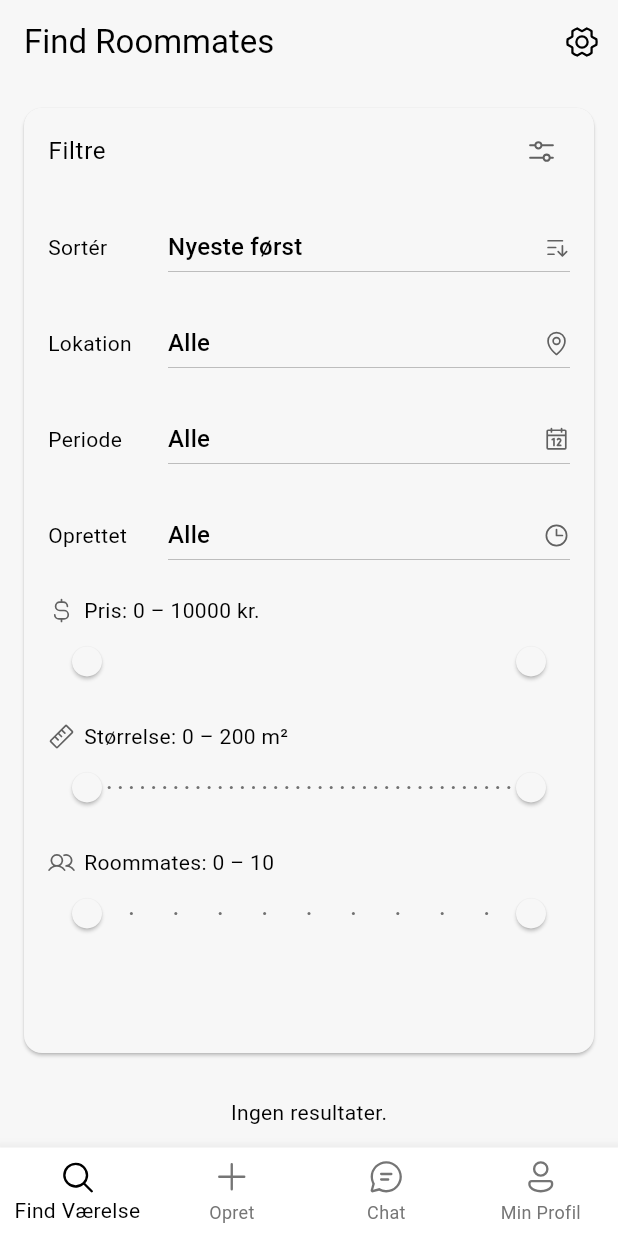
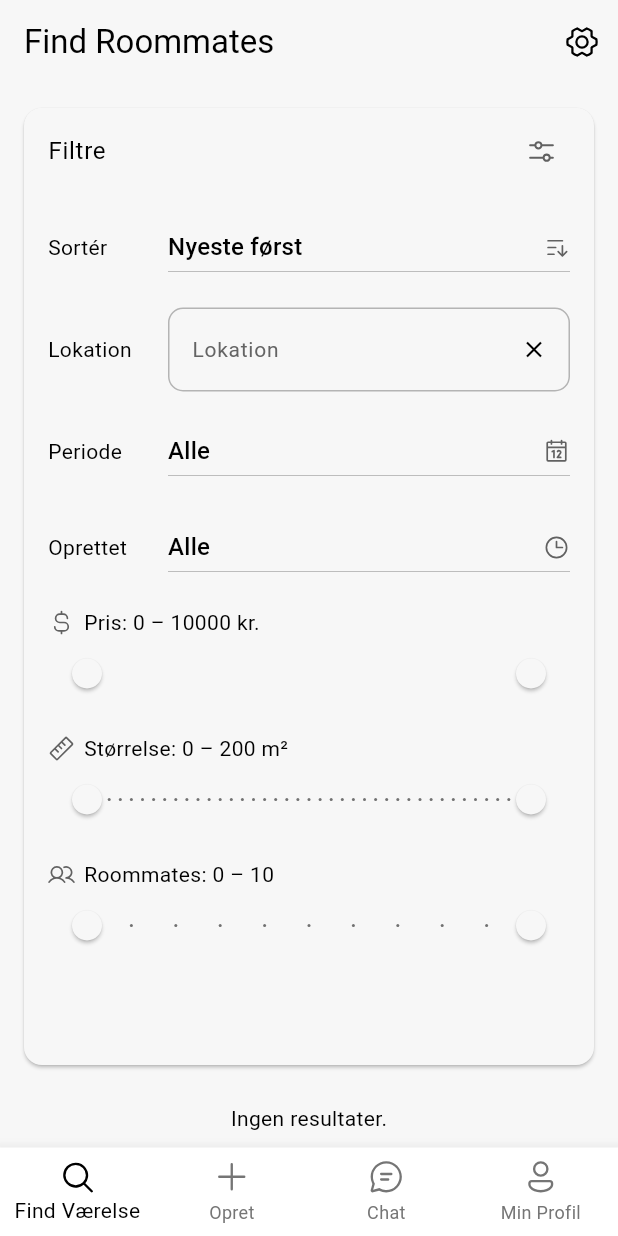
Before and after one commit to AndreasBardram/RoomFinder, a Flutter app: the screen it shows after launch, after a tap on "Filtre", after a tap on "Nulstil filtre", on a phone screen of 412 x 824 dp. Run offline on Flutter 3.47's test engine with Material 3 defaults, Android fonts, the phone set to English and light mode, and no system bars; drawn by our look-alikes of flutter_typeahead; our stand-ins replace cached_network_image, cloud_firestore, firebase_auth, firebase_core, firebase_storage, fluentui_system_icons and 5 more; missing offline and left inert: flutter_firebase_chat_core; accounts and stored records are empty.

Commit message:
filter ok

```diff
--- /dev/null
+++ b/room_finder/lib/components/postcode_filter_field.dart
@@ -0,0 +1,57 @@
+import 'dart:convert';
+import 'package:flutter/material.dart';
+import 'package:flutter_typeahead/flutter_typeahead.dart';
+import 'package:http/http.dart' as http;
+import 'custom_styles.dart';
+
+class PostcodeFilterField extends StatelessWidget {
+  final TextEditingController controller;
+  final ValueChanged<String?> onSelected;
+  const PostcodeFilterField({
+    super.key,
+    required this.controller,
+    required this.onSelected,
+  });
+
+  Future<List<String>> _fetch(String q) async {
+    if (q.isEmpty) return [];
+    final r = await http.get(
+      Uri.https('api.dataforsyningen.dk', '/postnumre/autocomplete', {'q': q}),
+    );
+    if (r.statusCode != 200) return [];
+    return (jsonDecode(r.body) as List)
+        .map<String>((e) => e['tekst'] as String)
+        .toList();
+  }
+
+  @override
+  Widget build(BuildContext context) {
+    return TypeAheadField<String>(
+      controller: controller,
+      suggestionsCallback: _fetch,
+      hideOnEmpty: true,
+      hideOnError: true,
+      builder: (context, c, f) => TextField(
+        controller: c,
+        focusNode: f,
+        decoration: customInputDecoration(labelText: 'Lokation').copyWith(
+          suffixIcon: IconButton(
+            icon: const Icon(Icons.clear, size: 18),
+            onPressed: () {
+              controller.clear();
+              onSelected(null);
+            },
+          ),
+        ),
+        keyboardType: TextInputType.number,
+      ),
+      itemBuilder: (_, s) => ListTile(title: Text(s)),
+      onSelected: onSelected,
+      decorationBuilder: (_, child) => Material(
+        elevation: 4,
+        borderRadius: BorderRadius.circular(10),
+        child: child,
+      ),
+    );
+  }
+}
--- a/room_finder/lib/screens/find_værelse_screen.dart
+++ b/room_finder/lib/screens/find_værelse_screen.dart
@@ -4,6 +4,7 @@ import 'package:phosphor_flutter/phosphor_flutter.dart';
 import '../components/apartment_card.dart';
 import 'mere_information.dart';
 import 'settings_screen.dart';
+import '../components/postcode_filter_field.dart';
 
 Row _ddRow<T>({
   required String label,
@@ -42,6 +43,7 @@ class FindRoommatesScreen extends StatefulWidget {
 }
 
 class _FindRoommatesScreenState extends State<FindRoommatesScreen> {
+  final _locCtl = TextEditingController();
   String _sort = 'Nyeste først';
   String? _location;
   String? _period;
@@ -51,14 +53,19 @@ class _FindRoommatesScreenState extends State<FindRoommatesScreen> {
   static const double _sizeMin = 0, _sizeMax = 200;
   static const int _matesMin = 0, _matesMax = 10;
 
-  RangeValues _price = RangeValues(_priceMin, _priceMax);
-  RangeValues _size = RangeValues(_sizeMin, _sizeMax);
+  RangeValues _price = const RangeValues(_priceMin, _priceMax);
+  RangeValues _size = const RangeValues(_sizeMin, _sizeMax);
   RangeValues _mates = RangeValues(_matesMin.toDouble(), _matesMax.toDouble());
 
   static const _sortChoices = ['Nyeste først', 'Ældst først', 'Pris ↓', 'Pris ↑', 'Størrelse ↓', 'Størrelse ↑'];
-  static const _locations = ['København', 'Østerbro', 'Kongens Lyngby'];
   static const _periods = ['Ubegrænset', '1-3 måneder', '3-6 måneder', '6-12 måneder'];
   static const Map<int, String> _ageChoices = {1: 'Seneste 24 timer', 3: 'Seneste 3 dage', 7: 'Seneste uge', 30: 'Seneste måned'};
+
+  @override
+  void dispose() {
+    _locCtl.dispose();
+    super.dispose();
+  }
 
   Query<Map<String, dynamic>> _buildQuery() {
     Query<Map<String, dynamic>> q = FirebaseFirestore.instance.collection('apartments');
@@ -105,25 +112,25 @@ class _FindRoommatesScreenState extends State<FindRoommatesScreen> {
         '$_location|$_period|$_maxAgeDays|${_price.start}-${_price.end}|${_size.start}-${_size.end}|${_mates.start}-${_mates.end}|$_sort');
     return Scaffold(
       appBar: AppBar(
-        title: Text('Find Roommates'),
+        title: const Text('Find Roommates'),
         actions: [
           IconButton(
             icon: Icon(PhosphorIcons.gearSix()),
-            onPressed: () => Navigator.push(context, MaterialPageRoute(builder: (_) => SettingsScreen())),
+            onPressed: () => Navigator.push(context, MaterialPageRoute(builder: (_) => const SettingsScreen())),
           ),
         ],
       ),
       body: Column(
         children: [
           Card(
-            margin: EdgeInsets.all(16),
+            margin: const EdgeInsets.all(16),
             shape: RoundedRectangleBorder(borderRadius: BorderRadius.circular(12)),
             child: Theme(
               data: Theme.of(context).copyWith(dividerColor: Colors.transparent),
               child: ExpansionTile(
-                title: Text('Filtre', style: TextStyle(fontWeight: FontWeight.normal)),
+                title: const Text('Filtre', style: TextStyle(fontWeight: FontWeight.normal)),
                 trailing: Icon(PhosphorIcons.slidersHorizontal(), color: Colors.grey[700], size: 22),
-                childrenPadding: EdgeInsets.symmetric(horizontal: 16, vertical: 12),
+                childrenPadding: const EdgeInsets.symmetric(horizontal: 16, vertical: 12),
                 children: [
                   _ddRow<String>(
                     label: 'Sortér',
@@ -132,16 +139,20 @@ class _FindRoommatesScreenState extends State<FindRoommatesScreen> {
                     onChanged: (v) => setState(() => _sort = v ?? _sort),
                     phosphorIcon: PhosphorIcons.sortAscending(),
                   ),
-                  SizedBox(height: 16),
-                  _ddRow<String?>(
-                    label: 'Lokation',
-                    value: _location,
-                    allowNull: true,
-                    items: _locations.map((c) => DropdownMenuItem(value: c, child: Text(c))).toList(),
-                    onChanged: (v) => setState(() => _location = v),
-                    phosphorIcon: PhosphorIcons.mapPin(),
+                  const SizedBox(height: 16),
+                  Row(
+                    crossAxisAlignment: CrossAxisAlignment.center,
+                    children: [
+                      const SizedBox(width: 80, child: Text('Lokation')),
+                      Expanded(
+                        child: PostcodeFilterField(
+                          controller: _locCtl,
+                          onSelected: (s) => setState(() => _location = s),
+                        ),
+                      ),
+                    ],
                   ),
-                  SizedBox(height: 16),
+                  const SizedBox(height: 16),
                   _ddRow<String?>(
                     label: 'Periode',
                     value: _period,
@@ -150,7 +161,7 @@ class _FindRoommatesScreenState extends State<FindRoommatesScreen> {
                     onChanged: (v) => setState(() => _period = v),
                     phosphorIcon: PhosphorIcons.calendar(),
                   ),
-                  SizedBox(height: 16),
+                  const SizedBox(height: 16),
                   _ddRow<int?>(
                     label: 'Oprettet',
                     value: _maxAgeDays,
@@ -159,7 +170,7 @@ class _FindRoommatesScreenState extends State<FindRoommatesScreen> {
                     onChanged: (v) => setState(() => _maxAgeDays = v),
                     phosphorIcon: PhosphorIcons.clock(),
                   ),
-                  SizedBox(height: 16),
+                  const SizedBox(height: 16),
                   _buildSliderWithIcon(PhosphorIcons.currencyDollarSimple(), 'Pris', '${_price.start.toInt()} – ${_price.end.toInt()} kr.'),
                   RangeSlider(
                     min: _priceMin,
@@ -169,7 +180,7 @@ class _FindRoommatesScreenState extends State<FindRoommatesScreen> {
                     values: _price,
                     onChanged: (v) => setState(() => _price = v),
                   ),
-                  SizedBox(height: 16),
+                  const SizedBox(height: 16),
                   _buildSliderWithIcon(PhosphorIcons.ruler(), 'Størrelse', '${_size.start.toInt()} – ${_size.end.toInt()} m²'),
                   RangeSlider(
                     min: _sizeMin,
@@ -179,7 +190,7 @@ class _FindRoommatesScreenState extends State<FindRoommatesScreen> {
                     values: _size,
                     onChanged: (v) => setState(() => _size = v),
                   ),
-                  SizedBox(height: 16),
+                  const SizedBox(height: 16),
                   _buildSliderWithIcon(PhosphorIcons.users(), 'Roommates', '${_mates.start.toInt()} – ${_mates.end.toInt()}'),
                   RangeSlider(
                     min: _matesMin.toDouble(),
@@ -189,18 +200,19 @@ class _FindRoommatesScreenState extends State<FindRoommatesScreen> {
                     values: _mates,
                     onChanged: (v) => setState(() => _mates = v),
                   ),
-                  SizedBox(height: 8),
+                  const SizedBox(height: 8),
                   Align(
                     alignment: Alignment.centerRight,
                     child: TextButton.icon(
                       icon: Icon(PhosphorIcons.arrowCounterClockwise()),
-                      label: Text('Nulstil filtre'),
+                      label: const Text('Nulstil filtre'),
                       onPressed: () => setState(() {
+                        _locCtl.clear();
                         _location = null;
                         _period = null;
                         _maxAgeDays = null;
-                        _price = RangeValues(_priceMin, _priceMax);
-                        _size = RangeValues(_sizeMin, _sizeMax);
+                        _price = const RangeValues(_priceMin, _priceMax);
+                        _size = const RangeValues(_sizeMin, _sizeMax);
                         _mates = RangeValues(_matesMin.toDouble(), _matesMax.toDouble());
                       }),
                     ),
@@ -215,8 +227,8 @@ class _FindRoommatesScreenState extends State<FindRoommatesScreen> {
               stream: _buildQuery().snapshots(),
               builder: (_, snap) {
                 if (snap.hasError) return Center(child: Text('Firestore-fejl: ${snap.error}'));
-                if (snap.connectionState == ConnectionState.waiting) return Center(child: CircularProgressIndicator());
-                if (!snap.hasData || snap.data!.docs.isEmpty) return Center(child: Text('Ingen resultater.'));
+                if (snap.connectionState == ConnectionState.waiting) return const Center(child: CircularProgressIndicator());
+                if (!snap.hasData || snap.data!.docs.isEmpty) return const Center(child: Text('Ingen resultater.'));
                 final docs = snap.data!.docs;
                 return LayoutBuilder(
                   builder: (context, constraints) {
@@ -226,7 +238,7 @@ class _FindRoommatesScreenState extends State<FindRoommatesScreen> {
                     final w = (constraints.maxWidth - hPad * 2 - spacing * (count - 1)) / count;
                     final h = w * 9 / 16 + 210;
                     return GridView.builder(
-                      padding: EdgeInsets.symmetric(horizontal: 16, vertical: 8),
+                      padding: const EdgeInsets.symmetric(horizontal: 16, vertical: 8),
                       gridDelegate: SliverGridDelegateWithFixedCrossAxisCount(
                         crossAxisCount: count,
                         crossAxisSpacing: spacing,
@@ -265,8 +277,8 @@ class _FindRoommatesScreenState extends State<FindRoommatesScreen> {
     return Row(
       children: [
         Icon(icon, size: 18, color: Colors.grey[700]),
-        SizedBox(width: 6),
-        Text('$label: $value', style: TextStyle(fontSize: 14)),
+        const SizedBox(width: 6),
+        Text('$label: $value', style: const TextStyle(fontSize: 14)),
       ],
     );
   }
--- a/room_finder/lib/screens/opret_screen.dart
+++ b/room_finder/lib/screens/opret_screen.dart
@@ -9,7 +9,7 @@ import '../components/custom_styles.dart';
 import 'settings_screen.dart';
 import 'log_ind_screen.dart';
 import 'opret_profil_screen.dart';
-import '../components/postcode_json.dart';
+import '../components/postcode_enter_field.dart';
 
 class CreateListingScreen extends StatefulWidget {
   const CreateListingScreen({super.key});
```
Also changed, not shown: room_finder/lib/components/postcode_enter_field.dart (renamed from room_finder/lib/components/postcode_json.dart).
